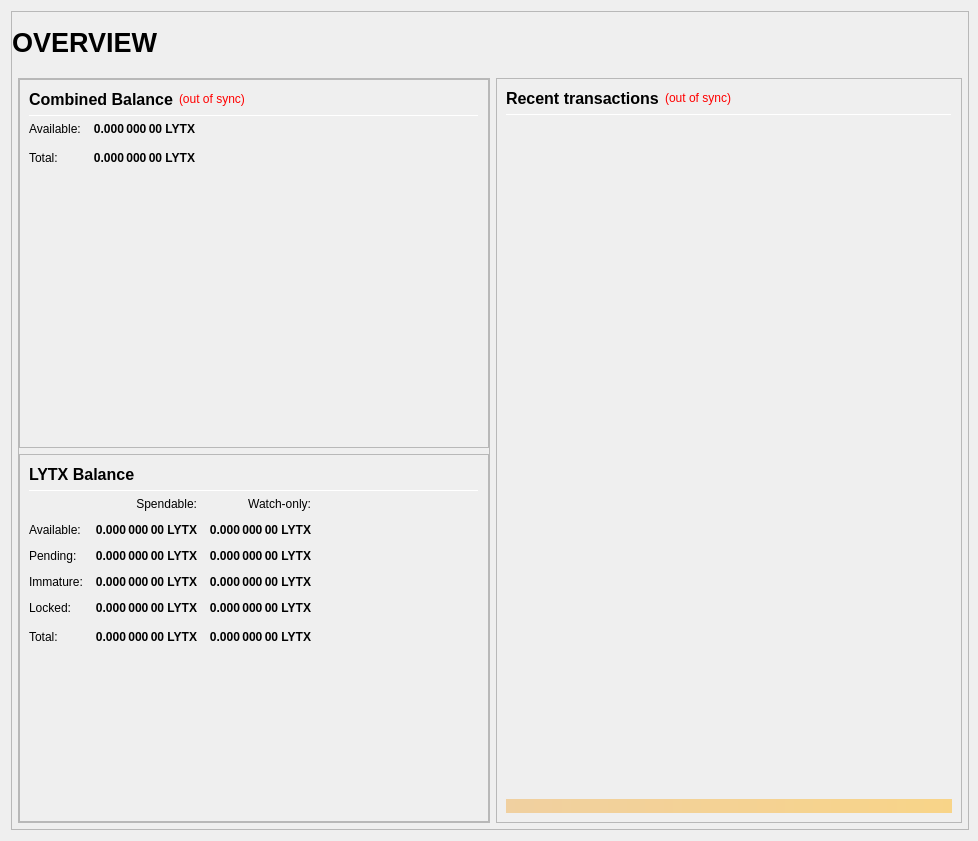
Before: the Qt Designer form src/qt/forms/overviewpage.ui in faetos/lockchain, drawn with Qt 5.
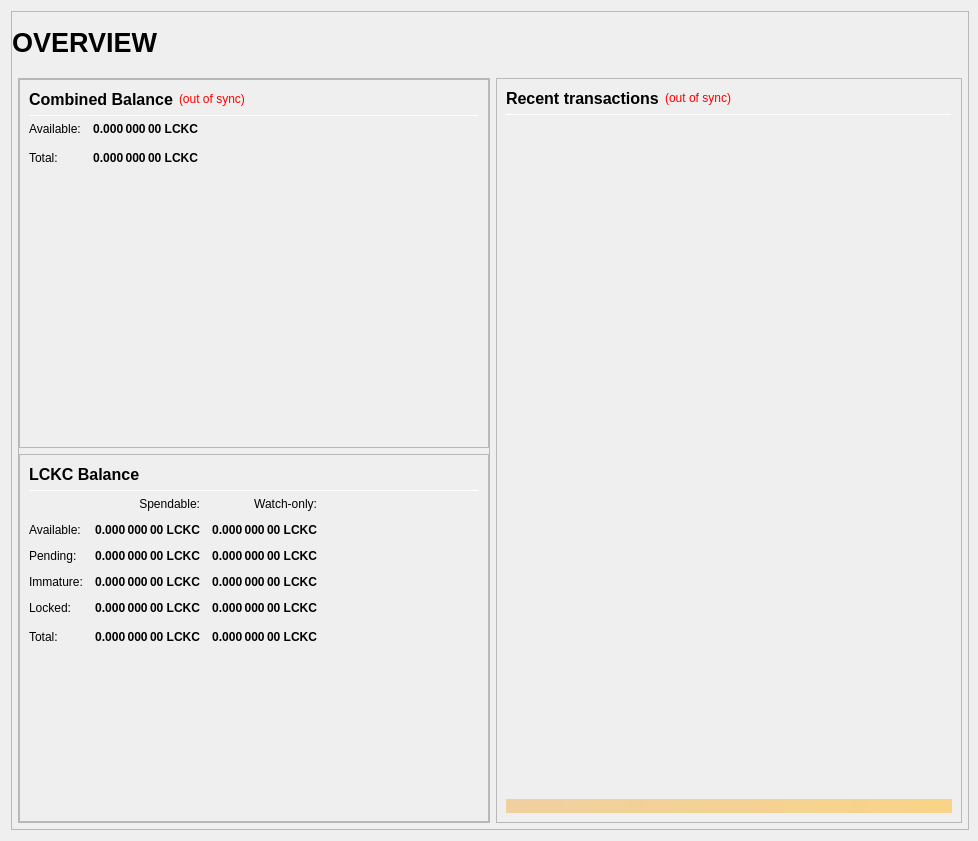
After: the same form once the commit is applied.

Commit message: modifying wallet addresses and LCKC

Patch:
```diff
--- a/src/qt/forms/overviewpage.ui
+++ b/src/qt/forms/overviewpage.ui
@@ -333,7 +333,7 @@
                           <string>Your current spendable balance</string>
                          </property>
                          <property name="text">
-                          <string notr="true">0.000 000 00 LYTX</string>
+                          <string notr="true">0.000 000 00 LCKC</string>
                          </property>
                          <property name="alignment">
                           <set>Qt::AlignRight|Qt::AlignTrailing|Qt::AlignVCenter</set>
@@ -365,7 +365,7 @@
                           <string>Total Balance, including all unavailable coins.</string>
                          </property>
                          <property name="text">
-                          <string notr="true">0.000 000 00 LYTX</string>
+                          <string notr="true">0.000 000 00 LCKC</string>
                          </property>
                          <property name="alignment">
                           <set>Qt::AlignRight|Qt::AlignTrailing|Qt::AlignVCenter</set>
@@ -433,7 +433,7 @@
                           </font>
                          </property>
                          <property name="text">
-                          <string>LYTX Balance</string>
+                          <string>LCKC Balance</string>
                          </property>
                         </widget>
                        </item>
@@ -518,7 +518,7 @@
                           <string>Your current spendable balance</string>
                          </property>
                          <property name="text">
-                          <string notr="true">0.000 000 00 LYTX</string>
+                          <string notr="true">0.000 000 00 LCKC</string>
                          </property>
                          <property name="alignment">
                           <set>Qt::AlignRight|Qt::AlignTrailing|Qt::AlignVCenter</set>
@@ -543,7 +543,7 @@
                           <string>Your current balance in watch-only addresses</string>
                          </property>
                          <property name="text">
-                          <string notr="true">0.000 000 00 LYTX</string>
+                          <string notr="true">0.000 000 00 LCKC</string>
                          </property>
                          <property name="alignment">
                           <set>Qt::AlignRight|Qt::AlignTrailing|Qt::AlignVCenter</set>
@@ -575,7 +575,7 @@
                           <string>Total of transactions that have yet to be confirmed, and do not yet count toward the spendable balance</string>
                          </property>
                          <property name="text">
-                          <string notr="true">0.000 000 00 LYTX</string>
+                          <string notr="true">0.000 000 00 LCKC</string>
                          </property>
                          <property name="alignment">
                           <set>Qt::AlignRight|Qt::AlignTrailing|Qt::AlignVCenter</set>
@@ -600,7 +600,7 @@
                           <string>Unconfirmed transactions to watch-only addresses</string>
                          </property>
                          <property name="text">
-                          <string notr="true">0.000 000 00 LYTX</string>
+                          <string notr="true">0.000 000 00 LCKC</string>
                          </property>
                          <property name="alignment">
                           <set>Qt::AlignRight|Qt::AlignTrailing|Qt::AlignVCenter</set>
@@ -632,7 +632,7 @@
                           <string>Staked, masternode or maxnode rewards that has not yet matured</string>
                          </property>
                          <property name="text">
-                          <string notr="true">0.000 000 00 LYTX</string>
+                          <string notr="true">0.000 000 00 LCKC</string>
                          </property>
                          <property name="alignment">
                           <set>Qt::AlignRight|Qt::AlignTrailing|Qt::AlignVCenter</set>
@@ -657,7 +657,7 @@
                           <string>Staked, masternode or maxnode rewards in watch-only addresses that has not yet matured</string>
                          </property>
                          <property name="text">
-                          <string notr="true">0.000 000 00 LYTX</string>
+                          <string notr="true">0.000 000 00 LCKC</string>
                          </property>
                          <property name="alignment">
                           <set>Qt::AlignRight|Qt::AlignTrailing|Qt::AlignVCenter</set>
@@ -692,7 +692,7 @@
                           <string>Locked LYTX, Masternode or Maxnode collaterals.</string>
                          </property>
                          <property name="text">
-                          <string notr="true">0.000 000 00 LYTX</string>
+                          <string notr="true">0.000 000 00 LCKC</string>
                          </property>
                          <property name="alignment">
                           <set>Qt::AlignRight|Qt::AlignTrailing|Qt::AlignVCenter</set>
@@ -717,7 +717,7 @@
                           <string>Current locked balance in watch-only addresses</string>
                          </property>
                          <property name="text">
-                          <string notr="true">0.000 000 00 LYTX</string>
+                          <string notr="true">0.000 000 00 LCKC</string>
                          </property>
                          <property name="alignment">
                           <set>Qt::AlignRight|Qt::AlignTrailing|Qt::AlignVCenter</set>
@@ -752,7 +752,7 @@
                           <string>Your current balance, unconfirmed and immature transactions included</string>
                          </property>
                          <property name="text">
-                          <string notr="true">0.000 000 00 LYTX</string>
+                          <string notr="true">0.000 000 00 LCKC</string>
                          </property>
                          <property name="alignment">
                           <set>Qt::AlignRight|Qt::AlignTrailing|Qt::AlignVCenter</set>
@@ -777,7 +777,7 @@
                           <string>Current total balance in watch-only addresses</string>
                          </property>
                          <property name="text">
-                          <string notr="true">0.000 000 00 LYTX</string>
+                          <string notr="true">0.000 000 00 LCKC</string>
                          </property>
                          <property name="alignment">
                           <set>Qt::AlignRight|Qt::AlignTrailing|Qt::AlignVCenter</set>
```
Left out of the diff: 4 changed lines with no effect on the pictures. The commit also changes 67 other files.
